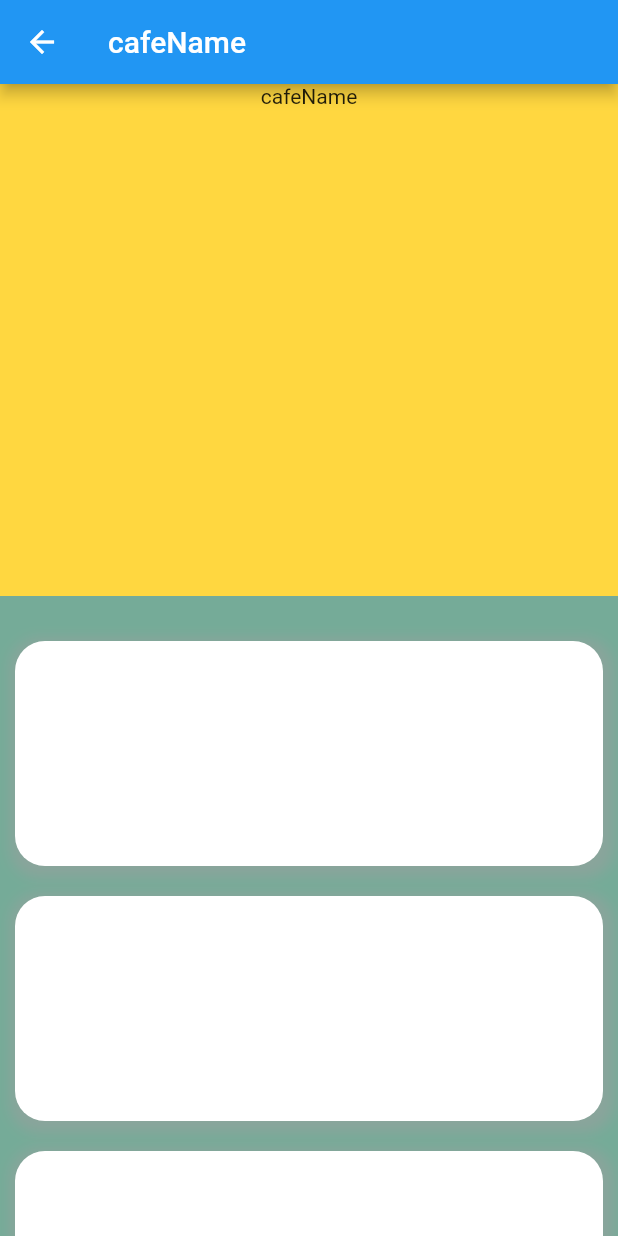
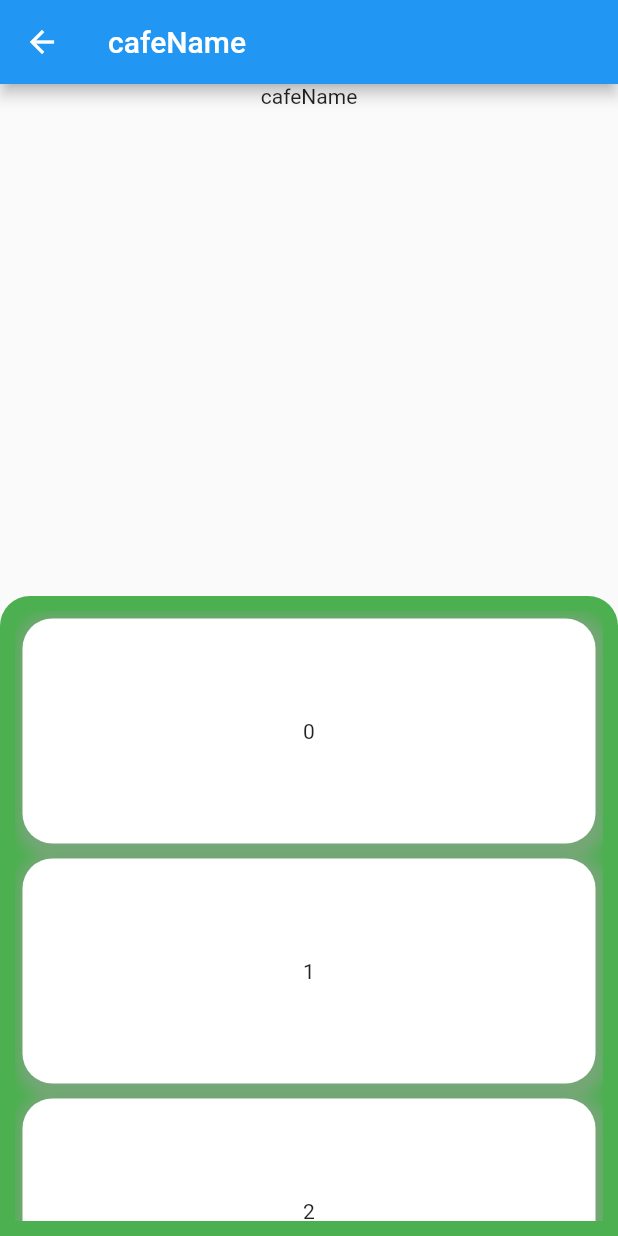
Before and after one commit to StanislavAlpatiev/FikaAndFocus, a Flutter app: the Cafe screen opened directly, on a phone screen of 412 x 824 dp. Run offline on Flutter 3.47's test engine with Material 2 defaults, Android fonts, the phone set to English and light mode, and no system bars; our stand-ins replace font_awesome_flutter, geolocator, google_fonts, google_maps_flutter, permission_handler; accounts and stored records are empty.

Commit message:
updated Cafe.dart to use a ListView Builder

```diff
--- a/fika_and_fokus/lib/Cafe.dart
+++ b/fika_and_fokus/lib/Cafe.dart
@@ -11,88 +11,60 @@ class Cafe extends StatelessWidget {
       appBar: AppBar(
         title: Text("cafeName"),
       ),
-        backgroundColor: const Color(0xFF75AB98),
+      // backgroundColor: const Color(0xFF75AB98),
       body: Stack(
         children: [
-              Container(
-                  // color: Colors.white,
-                  child: Column(
+          Column(
             children: [
               Flexible(
                   flex: 4,
                   child: Container(
-                              color: Colors.amberAccent,
+                    // color: Colors.amberAccent,
                     child: Column(
                       children: [
                         Text("cafeName"),
-                                  Row(
-
+                        Row(),
+                      ],
+                    ),
+                  )),
+              Flexible(
+                flex: 5,
+                child: Padding(
+                  padding: EdgeInsets.fromLTRB(0, 0, 0, 0),
+                  child: Container(
+                    decoration: const BoxDecoration(
+                      borderRadius: BorderRadius.only(
+                          topLeft: Radius.circular(20),
+                          topRight: Radius.circular(20)
+                      ),
+                      color: Colors.green,
+                      // .all(Radius.circular(20))
+                    ),
+                    child: Padding(
+                      padding: EdgeInsets.all(10),
+                      child: ListView.builder(
+                        itemCount: 6,
+                        itemBuilder: (BuildContext context, int index) {
+                          return Container(
+                            // width: 400,
+                            margin: EdgeInsets.all(5),
+                            // color: Colors.amberAccent,
+                            height: 150,
+                            decoration: _getBoxStile(),
+                            child: Center(
+                              child: Text(index.toString()),
+                            ),
+                          );
+                        },
+                      ),
+                    ),
+                  ),
+                ),
               ),
             ],
           ),
-                            )
-                        ),
-                        Flexible(
-                            flex: 5,
-                            // child: Container(
-                            //   color: Colors.green,
-                            //   child: Column(
-                            //     children: [
-                            //       Text("Review Section"),
-                          child: Padding(
-                            padding: EdgeInsets.fromLTRB(0, 20, 0, 0),
-                            child: ListView(
-                                // itemBuilder: (context, index) => Card(
-                                  // elevation: 30,
-                              children: [
-                                // Container(
-                                  // margin: EdgeInsets.all(5),
-                                Container(
-                                  // width: 400,
-                                  margin: EdgeInsets.all(10),
-                                  // color: Colors.amberAccent,
-                                  height: 150,
-                                  decoration: _getBoxStile(),
-                                ),
-                                Container(
-                                  // width: 400,
-                                  margin: EdgeInsets.all(10),
-                                  height: 150,
-                                  decoration: _getBoxStile(),
-                                ),
-                                Container(
-                                  // width: 400,
-                                  margin: EdgeInsets.all(10),
-                                  height: 150,
-                                  decoration: _getBoxStile(),
-                                ),
-                                Container(
-                                  // width: 400,
-                                  margin: EdgeInsets.all(10),
-                                  height: 150,
-                                  decoration: _getBoxStile(),
-                                ),
-                                Container(
-                                  // width: 400,
-                                  margin: EdgeInsets.all(10),
-                                  height: 150,
-                                  decoration: _getBoxStile(),
-                                ),
-                                Container(
-                                  // width: 400,
-                                  margin: EdgeInsets.all(10),
-                                  height: 150,
-                                  decoration: _getBoxStile(),
-                                ),
         ],
       ),
-                          )// ),
-                        ),
-                      ]
-                  )
-              )
-            ]
-        )
     );
   }
 
@@ -107,7 +79,6 @@ class Cafe extends StatelessWidget {
               spreadRadius: 5,
               blurRadius: 7,
               offset: Offset(2, 3))
-        ]
-    );
+        ]);
   }
 }
--- a/fika_and_fokus/lib/main.dart
+++ b/fika_and_fokus/lib/main.dart
@@ -2,6 +2,7 @@ import 'package:flutter/material.dart';
 import 'SignUp.dart';
 import 'LogIn.dart';
 import 'GoogleMapMarkerInfoWindow.dart';
+import 'Cafe.dart';
 
 void main() {
   runApp(
@@ -9,6 +10,7 @@ void main() {
       debugShowCheckedModeBanner: false,
       title: "Fika&Focus",
       home: LogIn(),
+      // home: Cafe(),
     ),
   );
 }
```
Lines whose indentation alone changed are shown as unchanged.
